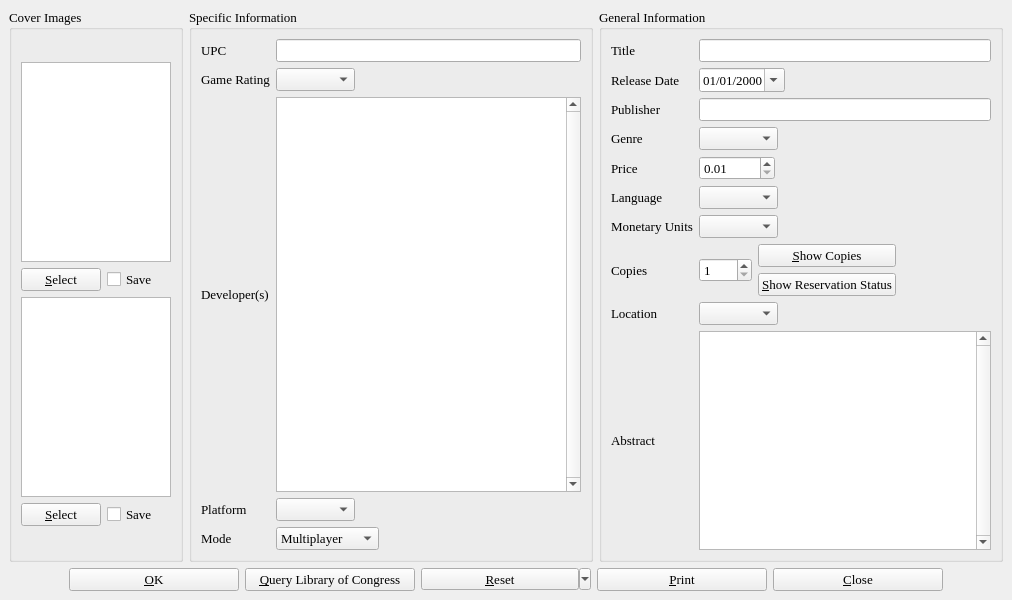
The window that videogameinfo.ui (textbrowser/biblioteq) describes before a commit, drawn with Qt 5.
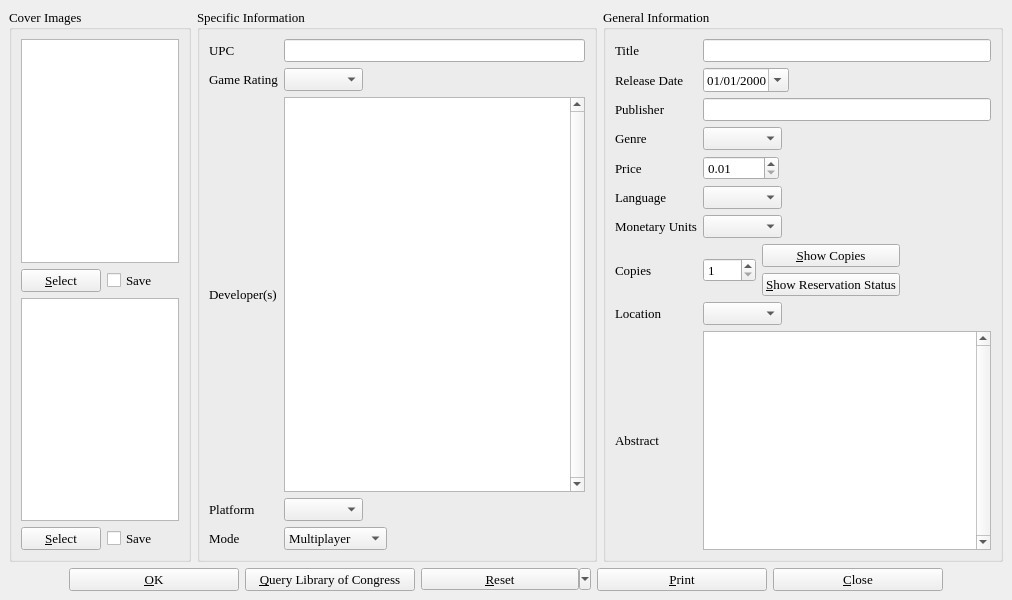
The same window after the commit. Icons and pictures are not drawn.

The edit to the form file:
```diff
--- a/videogameinfo.ui
+++ b/videogameinfo.ui
@@ -30,29 +30,10 @@
      <layout class="QHBoxLayout" >
       <item>
        <widget class="QGroupBox" name="coverImages" >
-        <property name="sizePolicy" >
-         <sizepolicy vsizetype="Preferred" hsizetype="Fixed" >
-          <horstretch>0</horstretch>
-          <verstretch>0</verstretch>
-         </sizepolicy>
-        </property>
         <property name="title" >
          <string>Cover Images</string>
         </property>
         <layout class="QVBoxLayout" >
-         <item>
-          <spacer>
-           <property name="orientation" >
-            <enum>Qt::Vertical</enum>
-           </property>
-           <property name="sizeHint" >
-            <size>
-             <width>20</width>
-             <height>40</height>
-            </size>
-           </property>
-          </spacer>
-         </item>
          <item>
           <widget class="QGraphicsView" name="front_image" >
            <property name="minimumSize" >
@@ -61,12 +42,6 @@
              <height>200</height>
             </size>
            </property>
-           <property name="maximumSize" >
-            <size>
-             <width>150</width>
-             <height>200</height>
-            </size>
-           </property>
            <property name="toolTip" >
             <string>Front Cover Image</string>
            </property>
@@ -94,6 +69,19 @@
              </property>
             </widget>
            </item>
+           <item>
+            <spacer>
+             <property name="orientation" >
+              <enum>Qt::Horizontal</enum>
+             </property>
+             <property name="sizeHint" >
+              <size>
+               <width>40</width>
+               <height>20</height>
+              </size>
+             </property>
+            </spacer>
+           </item>
           </layout>
          </item>
          <item>
@@ -104,12 +92,6 @@
              <height>200</height>
             </size>
            </property>
-           <property name="maximumSize" >
-            <size>
-             <width>150</width>
-             <height>200</height>
-            </size>
-           </property>
            <property name="toolTip" >
             <string>Back Cover Image</string>
            </property>
@@ -137,20 +119,20 @@
              </property>
             </widget>
            </item>
-          </layout>
-         </item>
          <item>
           <spacer>
            <property name="orientation" >
-            <enum>Qt::Vertical</enum>
+              <enum>Qt::Horizontal</enum>
            </property>
            <property name="sizeHint" >
             <size>
-             <width>20</width>
-             <height>40</height>
+               <width>40</width>
+               <height>20</height>
             </size>
            </property>
           </spacer>
+           </item>
+          </layout>
          </item>
         </layout>
        </widget>
```
Lines whose indentation alone changed are shown as unchanged.
